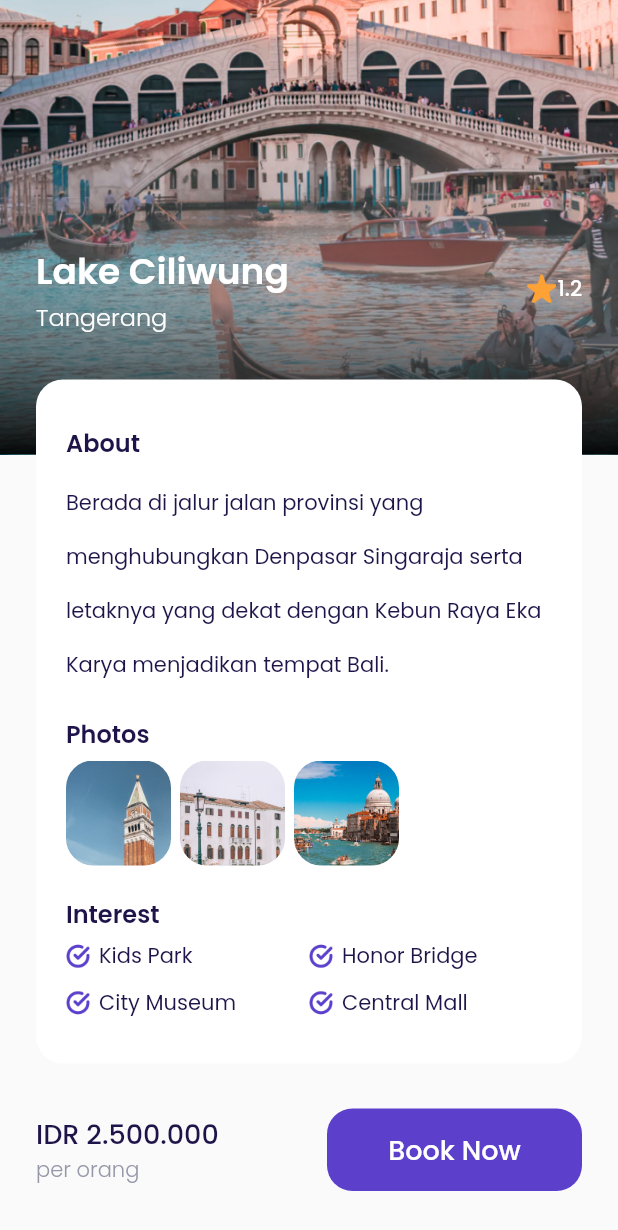
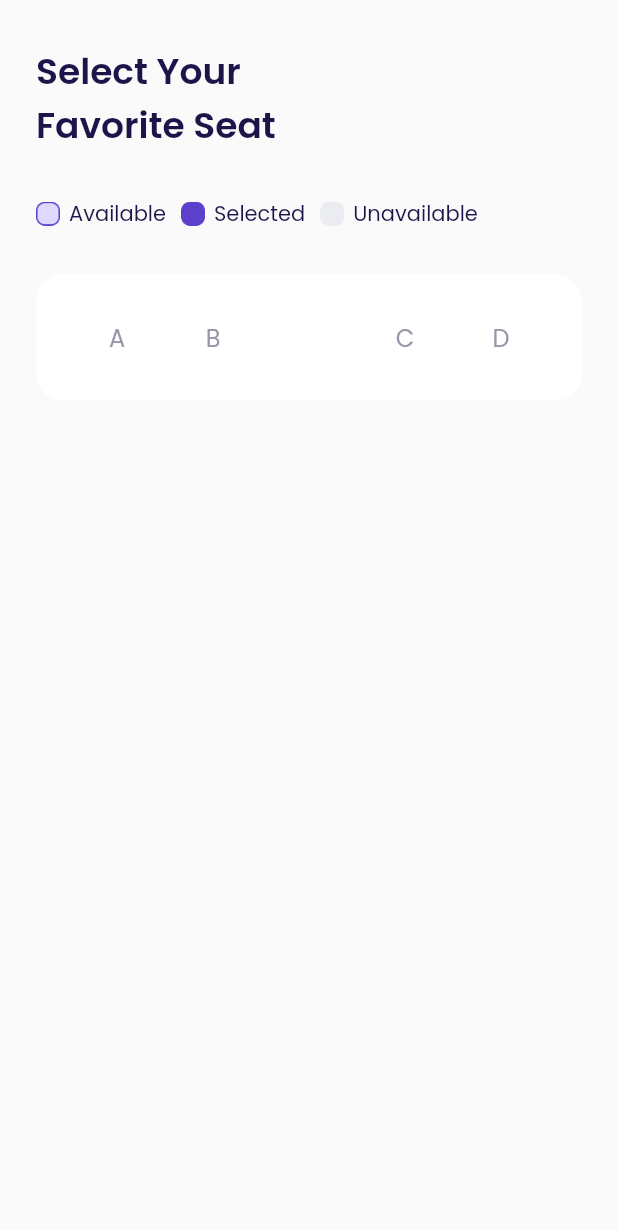
Before and after one commit to asbiqalalawi/airplane, a Flutter app: the DetailPage screen opened by its route, scrolled down 147 dp, after a tap on "Book Now", on a phone screen of 412 x 824 dp. Shown: the top 1230 px of the screen. Run offline on Flutter 3.47's test engine with Material 2 defaults, Android fonts, the phone set to English and light mode, and no system bars; our stand-ins replace google_fonts.

Commit message:
Slicing choose seat page (title, status, and seat indicator)

```diff
--- a/lib/main.dart
+++ b/lib/main.dart
@@ -1,4 +1,5 @@
 import 'package:airplane/ui/pages/bonus_page.dart';
+import 'package:airplane/ui/pages/choose_seat_page.dart';
 import 'package:airplane/ui/pages/detail_page.dart';
 import 'package:airplane/ui/pages/get_started_page.dart';
 import 'package:airplane/ui/pages/main_page.dart';
@@ -22,6 +23,7 @@ class MyApp extends StatelessWidget {
         '/bonus': (context) => const BonusPage(),
         '/main': (context) => const MainPage(),
         '/detail': (context) => const DetailPage(),
+        '/choose-seat': (context) => const ChooseSeatPage(),
       },
     );
   }
--- /dev/null
+++ b/lib/ui/pages/choose_seat_page.dart
@@ -0,0 +1,142 @@
+import 'package:airplane/shared/theme.dart';
+import 'package:flutter/material.dart';
+
+class ChooseSeatPage extends StatelessWidget {
+  const ChooseSeatPage({Key? key}) : super(key: key);
+
+  @override
+  Widget build(BuildContext context) {
+    Widget title() {
+      return Container(
+        margin: const EdgeInsets.only(top: 30),
+        child: Text(
+          'Select Your\nFavorite Seat',
+          style: blackTextStyle.copyWith(
+            fontSize: 24,
+            fontWeight: semiBold,
+          ),
+        ),
+      );
+    }
+
+    Widget seatStatus() {
+      return Container(
+        margin: const EdgeInsets.only(top: 30),
+        child: Row(
+          children: [
+            Container(
+              height: 16,
+              width: 16,
+              margin: const EdgeInsets.only(right: 6),
+              decoration: const BoxDecoration(
+                image: DecorationImage(
+                  image: AssetImage('assets/icon_available.png'),
+                ),
+              ),
+            ),
+            Text(
+              'Available',
+              style: blackTextStyle,
+            ),
+            Container(
+              height: 16,
+              width: 16,
+              margin: const EdgeInsets.only(right: 6, left: 10),
+              decoration: const BoxDecoration(
+                image: DecorationImage(
+                  image: AssetImage('assets/icon_selected.png'),
+                ),
+              ),
+            ),
+            Text(
+              'Selected',
+              style: blackTextStyle,
+            ),
+            Container(
+              height: 16,
+              width: 16,
+              margin: const EdgeInsets.only(right: 6, left: 10),
+              decoration: const BoxDecoration(
+                image: DecorationImage(
+                  image: AssetImage('assets/icon_unavailable.png'),
+                ),
+              ),
+            ),
+            Text(
+              'Unavailable',
+              style: blackTextStyle,
+            ),
+          ],
+        ),
+      );
+    }
+
+    Widget chooseSeat() {
+      return Container(
+        width: double.infinity,
+        margin: const EdgeInsets.only(top: 30),
+        padding: const EdgeInsets.symmetric(
+          horizontal: 22,
+          vertical: 30,
+        ),
+        decoration: BoxDecoration(
+          color: whiteColor,
+          borderRadius: BorderRadius.circular(18),
+        ),
+        child: Row(
+          children: [
+            Expanded(
+              child: Text(
+                'A',
+                style: greyTextStyle.copyWith(fontSize: 16),
+                textAlign: TextAlign.center,
+              ),
+            ),
+            Expanded(
+              child: Text(
+                'B',
+                style: greyTextStyle.copyWith(fontSize: 16),
+                textAlign: TextAlign.center,
+              ),
+            ),
+            Expanded(
+              child: Text(
+                '',
+                style: greyTextStyle.copyWith(fontSize: 16),
+                textAlign: TextAlign.center,
+              ),
+            ),
+            Expanded(
+              child: Text(
+                'C',
+                style: greyTextStyle.copyWith(fontSize: 16),
+                textAlign: TextAlign.center,
+              ),
+            ),
+            Expanded(
+              child: Text(
+                'D',
+                style: greyTextStyle.copyWith(fontSize: 16),
+                textAlign: TextAlign.center,
+              ),
+            ),
+          ],
+        ),
+      );
+    }
+
+    return Scaffold(
+      backgroundColor: backgroundColor,
+      body: SafeArea(
+        child: ListView(
+          padding: const EdgeInsets.symmetric(horizontal: defaultMargin),
+          children: [
+            title(),
+            seatStatus(),
+            chooseSeat(),
+          ],
+        ),
+      ),
+    );
+  }
+}
--- a/lib/ui/pages/detail_page.dart
+++ b/lib/ui/pages/detail_page.dart
@@ -231,7 +231,9 @@ class DetailPage extends StatelessWidget {
                   ),
                   ContainerButton(
                     text: 'Book Now',
-                    onPress: () {},
+                    onPress: () {
+                      Navigator.pushNamed(context, '/choose-seat');
+                    },
                     width: 170,
                   ),
                 ],
```
